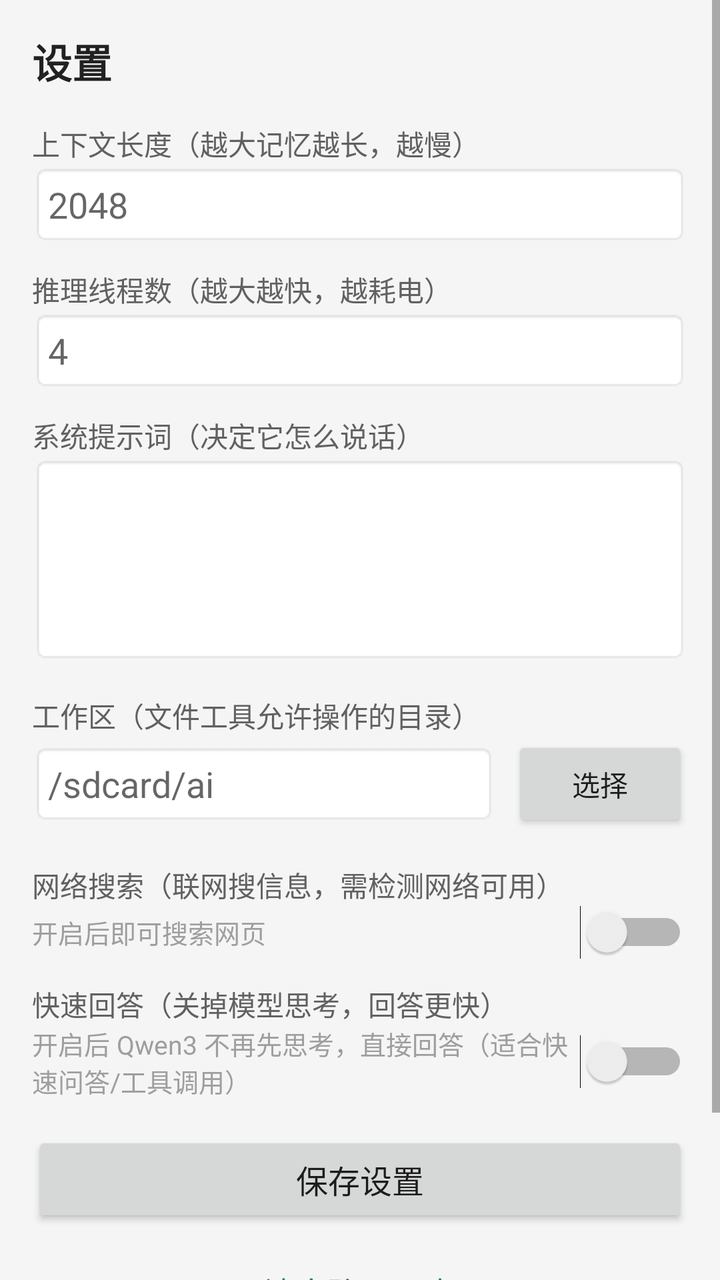
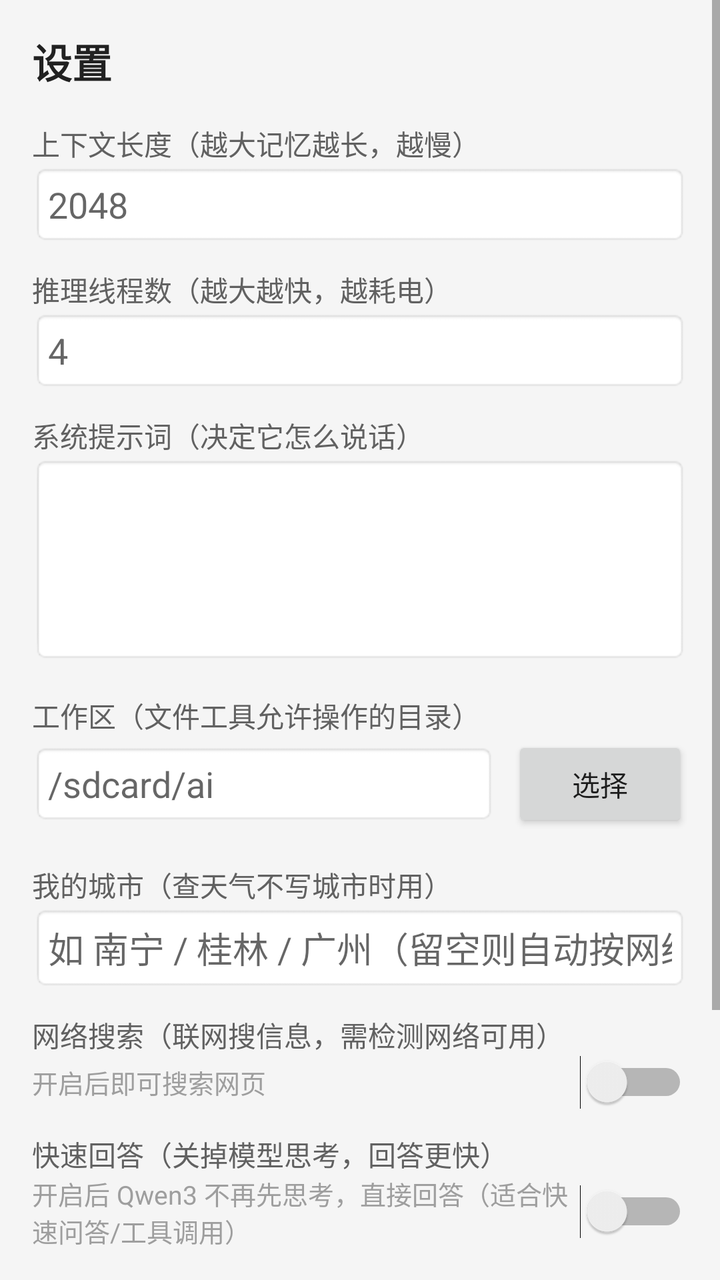

Two renders of the same Android screen: before a commit and after it. Below are the layout's source before the change and the commit's diff.
<!-- AndroidManifest.xml: application theme Theme.AppCompat.Light.NoActionBar -->
<!-- res/layout/activity_settings.xml -->
<?xml version="1.0" encoding="utf-8"?>
<ScrollView xmlns:android="http://schemas.android.com/apk/res/android"
    android:layout_width="match_parent"
    android:layout_height="match_parent"
    android:background="#F5F5F5">

    <LinearLayout
        android:layout_width="match_parent"
        android:layout_height="wrap_content"
        android:orientation="vertical"
        android:padding="16dp">

        <TextView
            android:layout_width="wrap_content"
            android:layout_height="wrap_content"
            android:text="设置"
            android:textSize="20sp"
            android:textStyle="bold"
            android:textColor="#212121"
            android:layout_marginBottom="16dp" />

        
        <TextView
            android:layout_width="wrap_content"
            android:layout_height="wrap_content"
            android:text="上下文长度（越大记忆越长，越慢）"
            android:textSize="14sp"
            android:textColor="#616161" />

        <EditText
            android:id="@+id/etCtx"
            android:layout_width="match_parent"
            android:layout_height="wrap_content"
            android:inputType="number"
            android:hint="2048"
            android:padding="8dp"
            android:layout_marginBottom="12dp"
            android:background="@android:drawable/editbox_background" />

        
        <TextView
            android:layout_width="wrap_content"
            android:layout_height="wrap_content"
            android:text="推理线程数（越大越快，越耗电）"
            android:textSize="14sp"
            android:textColor="#616161" />

        <EditText
            android:id="@+id/etThreads"
            android:layout_width="match_parent"
            android:layout_height="wrap_content"
            android:inputType="number"
            android:hint="4"
            android:padding="8dp"
            android:layout_marginBottom="12dp"
            android:background="@android:drawable/editbox_background" />

        
        <TextView
            android:layout_width="wrap_content"
            android:layout_height="wrap_content"
            android:text="系统提示词（决定它怎么说话）"
            android:textSize="14sp"
            android:textColor="#616161" />

        <EditText
            android:id="@+id/etPrompt"
            android:layout_width="match_parent"
            android:layout_height="wrap_content"
            android:inputType="textMultiLine"
            android:minLines="4"
            android:maxLines="8"
            android:gravity="top"
            android:padding="8dp"
            android:layout_marginBottom="16dp"
            android:background="@android:drawable/editbox_background" />

        
        <TextView
            android:layout_width="wrap_content"
            android:layout_height="wrap_content"
            android:text="工作区（文件工具允许操作的目录）"
            android:textSize="14sp"
            android:textColor="#616161" />

        <LinearLayout
            android:layout_width="match_parent"
            android:layout_height="wrap_content"
            android:orientation="horizontal"
            android:gravity="center_vertical"
            android:layout_marginBottom="16dp">

            <EditText
                android:id="@+id/etWorkspace"
                android:layout_width="0dp"
                android:layout_height="wrap_content"
                android:layout_weight="1"
                android:inputType="text"
                android:hint="/sdcard/ai"
                android:padding="8dp"
                android:background="@android:drawable/editbox_background" />

            <Button
                android:id="@+id/btnPickWorkspace"
                android:layout_width="wrap_content"
                android:layout_height="wrap_content"
                android:text="选择"
                android:layout_marginStart="8dp" />
        </LinearLayout>
        
        <TextView
            android:layout_width="wrap_content"
            android:layout_height="wrap_content"
            android:text="网络搜索（联网搜信息，需检测网络可用）"
            android:textSize="14sp"
            android:textColor="#616161" />
        <LinearLayout
            android:layout_width="match_parent"
            android:layout_height="wrap_content"
            android:orientation="horizontal"
            android:gravity="center_vertical"
            android:layout_marginBottom="12dp">
            <TextView
                android:layout_width="0dp"
                android:layout_height="wrap_content"
                android:layout_weight="1"
                android:text="开启后即可搜索网页"
                android:textSize="13sp"
                android:textColor="#9E9E9E" />
            <Switch
                android:id="@+id/swWebSearch"
                android:layout_width="wrap_content"
                android:layout_height="wrap_content" />
        </LinearLayout>

        
        <TextView
            android:layout_width="wrap_content"
            android:layout_height="wrap_content"
            android:text="快速回答（关掉模型思考，回答更快）"
            android:textSize="14sp"
            android:textColor="#616161" />
        <LinearLayout
            android:layout_width="match_parent"
            android:layout_height="wrap_content"
            android:orientation="horizontal"
            android:gravity="center_vertical"
            android:layout_marginBottom="16dp">
            <TextView
                android:layout_width="0dp"
                android:layout_height="wrap_content"
                android:layout_weight="1"
                android:text="开启后 Qwen3 不再先思考，直接回答（适合快速问答/工具调用）"
                android:textSize="13sp"
                android:textColor="#9E9E9E" />
            <Switch
                android:id="@+id/swFastReply"
                android:layout_width="wrap_content"
                android:layout_height="wrap_content" />
        </LinearLayout>

        
        <Button
            android:id="@+id/btnSave"
            android:layout_width="match_parent"
            android:layout_height="wrap_content"
            android:text="保存设置"
            android:textSize="16sp"
            android:layout_marginBottom="8dp" />

        
        <Button
            android:id="@+id/btnClearHistory"
            android:layout_width="match_parent"
            android:layout_height="wrap_content"
            android:text="清空聊天历史"
            android:textSize="16sp"
            style="?android:attr/buttonBarButtonStyle" />

        <TextView
            android:id="@+id/tvHint"
            android:layout_width="match_parent"
            android:layout_height="wrap_content"
            android:text="提示：上下文/线程修改后，需重启模型生效（回主界面点「停止」再「启动」）。"
            android:textSize="12sp"
            android:textColor="#9E9E9E"
            android:layout_marginTop="16dp" />

    </LinearLayout>
</ScrollView>
<!-- resources referenced by this layout -->
<resources>

</resources>

<!-- the commit's change to res/layout/activity_settings.xml (unified diff, before → after) -->
@@ -107,6 +107,25 @@
                 android:text="选择"
                 android:layout_marginStart="8dp" />
         </LinearLayout>
+
+        
+        <TextView
+            android:layout_width="wrap_content"
+            android:layout_height="wrap_content"
+            android:text="我的城市（查天气不写城市时用）"
+            android:textSize="14sp"
+            android:textColor="#616161" />
+
+        <EditText
+            android:id="@+id/etCity"
+            android:layout_width="match_parent"
+            android:layout_height="wrap_content"
+            android:inputType="text"
+            android:hint="如 南宁 / 桂林 / 广州（留空则自动按网络定位猜）"
+            android:padding="8dp"
+            android:layout_marginBottom="12dp"
+            android:background="@android:drawable/editbox_background" />
+
         
         <TextView
             android:layout_width="wrap_content"
